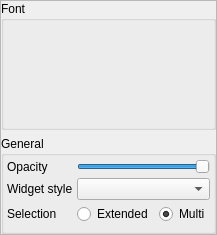
Old version of the form src/blackgui/components/settingsguicomponent.ui in the repository swift-project/pilotclient.
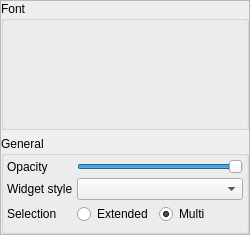
New version of the form. Custom widgets are drawn as their Qt base class.

Commit message: Ref T177, UI layout of settings component

The edit to the form file:
```diff
--- a/src/blackgui/components/settingsguicomponent.ui
+++ b/src/blackgui/components/settingsguicomponent.ui
@@ -6,7 +6,7 @@
    <rect>
     <x>0</x>
     <y>0</y>
-    <width>204</width>
+    <width>250</width>
     <height>235</height>
    </rect>
   </property>
@@ -171,6 +171,19 @@
            </property>
           </widget>
          </item>
+         <item>
+          <spacer name="hs_PreferredSelection">
+           <property name="orientation">
+            <enum>Qt::Horizontal</enum>
+           </property>
+           <property name="sizeHint" stdset="0">
+            <size>
+             <width>40</width>
+             <height>20</height>
+            </size>
+           </property>
+          </spacer>
+         </item>
         </layout>
        </widget>
       </item>
```
The commit also changes 3 other files.
